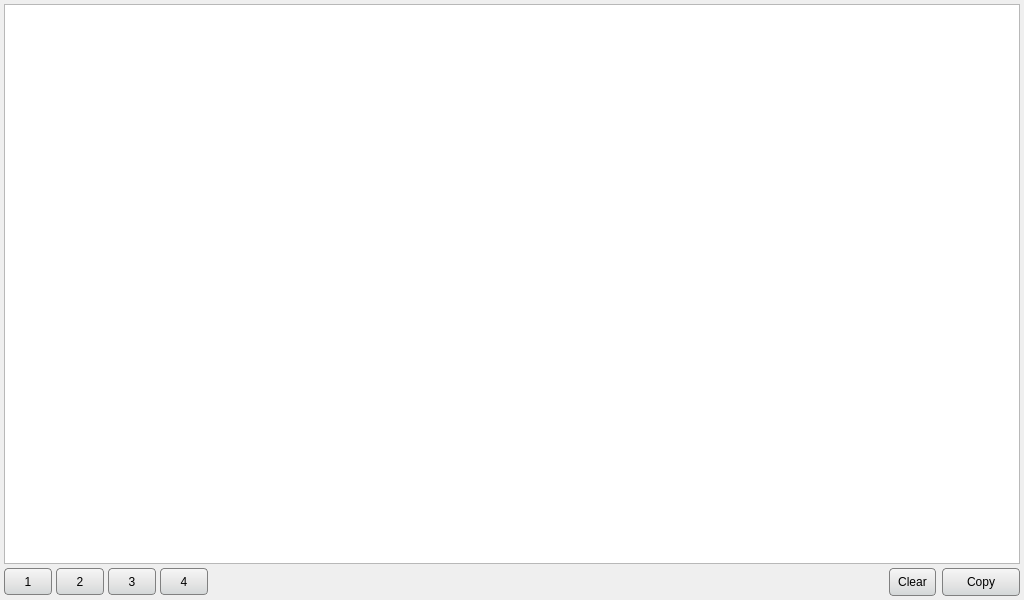
Before: the Qt Designer form PimThaiWindow.ui in iamjay/PimThai, drawn with Qt 5.
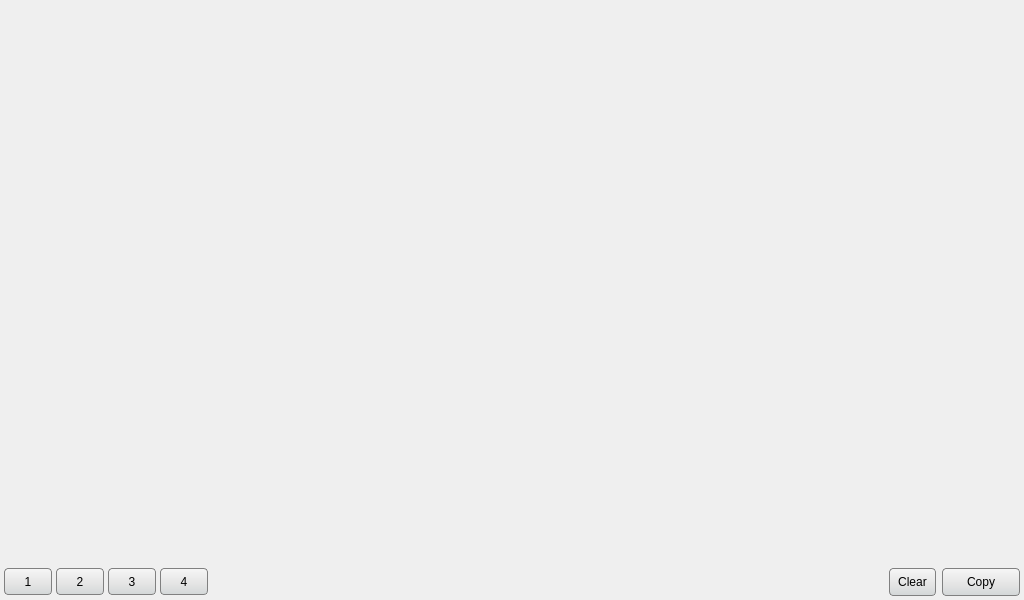
After: the same form once the commit is applied.

Patch:
```diff
--- a/PimThaiWindow.ui
+++ b/PimThaiWindow.ui
@@ -50,34 +50,6 @@
        <property name="margin">
         <number>0</number>
        </property>
-       <item>
-        <widget class="QPlainTextEdit" name="textEdit">
-         <property name="sizePolicy">
-          <sizepolicy hsizetype="Expanding" vsizetype="Expanding">
-           <horstretch>0</horstretch>
-           <verstretch>1</verstretch>
-          </sizepolicy>
-         </property>
-         <property name="font">
-          <font>
-           <family>Garudax</family>
-           <pointsize>16</pointsize>
-          </font>
-         </property>
-         <property name="focusPolicy">
-          <enum>Qt::StrongFocus</enum>
-         </property>
-         <property name="styleSheet">
-          <string notr="true">font-family: Garudax; font-size: 16pt;</string>
-         </property>
-         <property name="undoRedoEnabled">
-          <bool>false</bool>
-         </property>
-         <property name="lineWrapMode">
-          <enum>QPlainTextEdit::WidgetWidth</enum>
-         </property>
-        </widget>
-       </item>
       </layout>
      </widget>
     </item>
```
